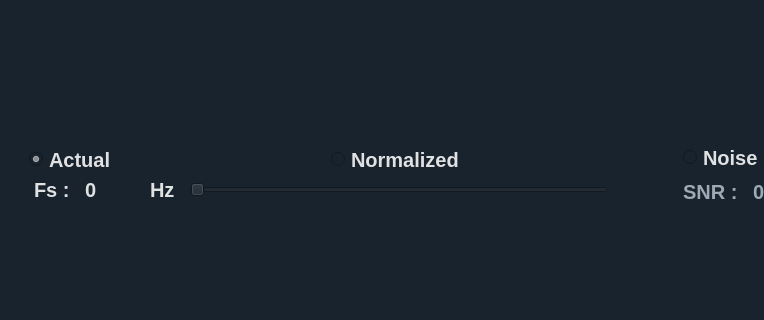
Before: the Qt Designer form main.ui in omarshaban02/Sampling-Studio, drawn with Qt 5; both pictures show x 0 to 764 and y 187 to 507 of the 1079 by 945 pixel window.
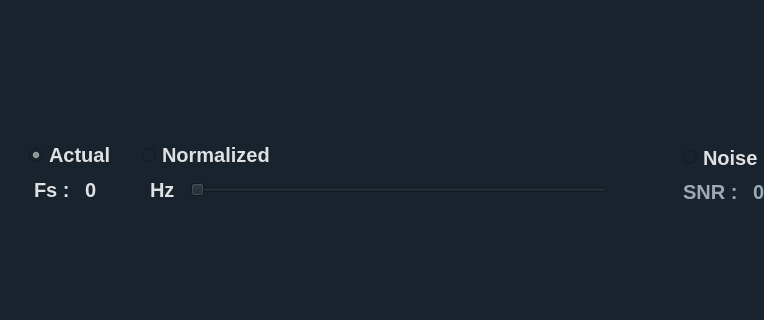
After: the same form once the commit is applied. Icons and pictures are not drawn.

Commit message: Sampling Studio 0.0.3

```diff
--- a/main.ui
+++ b/main.ui
@@ -10,6 +10,12 @@
     <height>945</height>
    </rect>
   </property>
+  <property name="minimumSize">
+   <size>
+    <width>0</width>
+    <height>0</height>
+   </size>
+  </property>
   <property name="windowTitle">
    <string>MainWindow</string>
   </property>
@@ -495,7 +501,7 @@
               <item>
                <widget class="QFrame" name="frame_6">
                 <property name="sizePolicy">
-                 <sizepolicy hsizetype="Minimum" vsizetype="Minimum">
+                 <sizepolicy hsizetype="Expanding" vsizetype="Expanding">
                   <horstretch>0</horstretch>
                   <verstretch>20</verstretch>
                  </sizepolicy>
@@ -518,9 +524,9 @@
                 <property name="frameShadow">
                  <enum>QFrame::Raised</enum>
                 </property>
-                <layout class="QHBoxLayout" name="horizontalLayout_4" stretch="0,0">
+                <layout class="QHBoxLayout" name="horizontalLayout_4">
                  <property name="spacing">
-                  <number>0</number>
+                  <number>30</number>
                  </property>
                  <property name="leftMargin">
                   <number>0</number>
@@ -532,7 +538,7 @@
                   <number>0</number>
                  </property>
                  <property name="bottomMargin">
-                  <number>0</number>
+                  <number>10</number>
                  </property>
                  <item>
                   <widget class="QRadioButton" name="actual_radioButton">
@@ -557,6 +563,19 @@
                    </property>
                   </widget>
                  </item>
+                 <item>
+                  <spacer name="horizontalSpacer_2">
+                   <property name="orientation">
+                    <enum>Qt::Horizontal</enum>
+                   </property>
+                   <property name="sizeHint" stdset="0">
+                    <size>
+                     <width>315</width>
+                     <height>17</height>
+                    </size>
+                   </property>
+                  </spacer>
+                 </item>
                 </layout>
                </widget>
               </item>
```
Left out of the diff: 83 changed lines with no effect on the pictures. Lines whose indentation alone changed are shown as unchanged. The commit also changes 1 other file.
